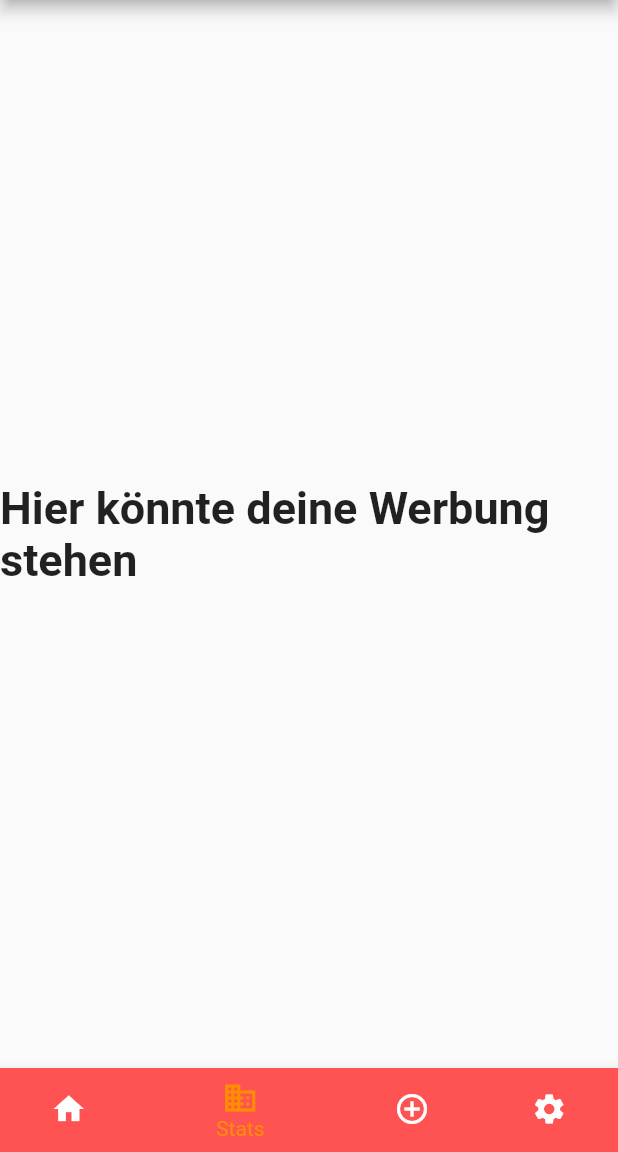
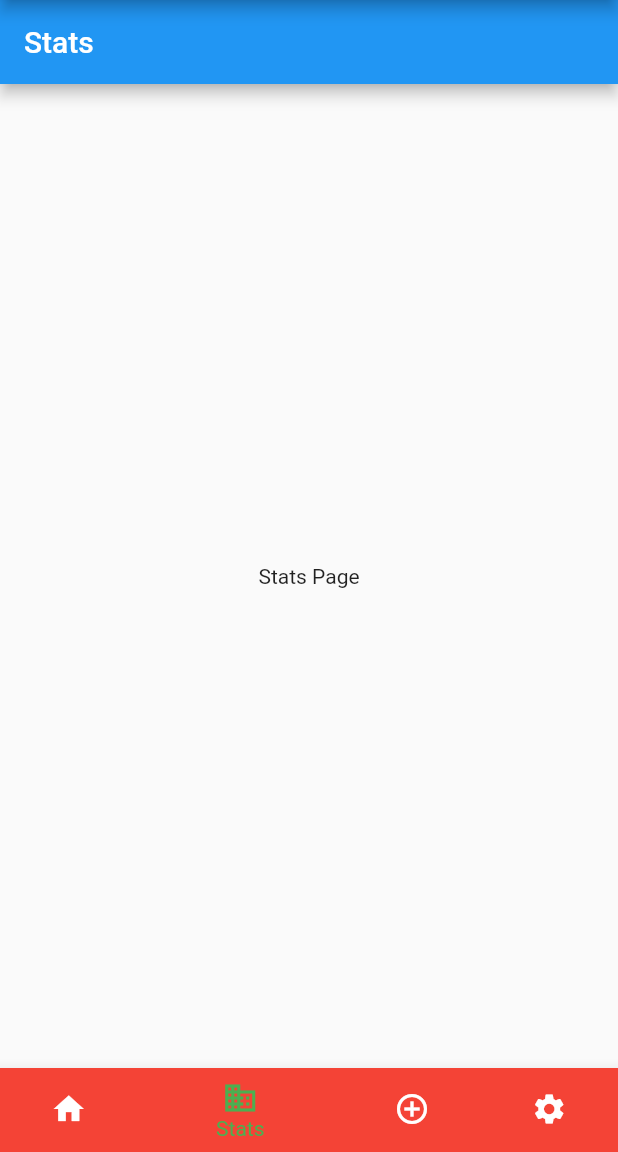
Before and after one commit to Teomen77/flutterApp, a Flutter app: the screen it shows after launch, item 2 of the bottom bar chosen, on a phone screen of 412 x 824 dp, the part 84-1236 px from its top. Run offline on Flutter 3.47's test engine with Material 2 defaults, Android fonts, the phone set to English and light mode, and no system bars.

Commit message:
bottom navigation bar consistent and you can navigate to each site using the bottom navigation bar

```diff
--- a/lib/Pages/home_page.dart
+++ b/lib/Pages/home_page.dart
@@ -1,36 +1,17 @@
 import 'package:flutter/material.dart';
+import 'package:applock/Pages/stats_page.dart';
+import 'package:applock/Pages/settings_page.dart';
+import 'package:applock/Pages/template_page.dart';
 
 class HomePage extends StatefulWidget {
   const HomePage({Key? key}) : super(key: key);
 
   @override
-  State<HomePage> createState() => _HomePageState();
+  _HomePageState createState() => _HomePageState();
 }
-
-
 
 class _HomePageState extends State<HomePage> {
   int _selectedIndex = 0;
-  static const TextStyle optionStyle =
-  TextStyle(fontSize: 30, fontWeight: FontWeight.bold);
-  static const List<Widget> _widgetOptions = <Widget>[
-    Text(
-      'Zuhause',
-      style: optionStyle,
-    ),
-    Text(
-      'Hier könnte deine Werbung stehen',
-      style: optionStyle,
-    ),
-    Text(
-      'Und noch mehr Werbung',
-      style: optionStyle,
-    ),
-    Text(
-      'Amogus',
-      style: optionStyle,
-    ),
-  ];
 
   void _onItemTapped(int index) {
     setState(() {
@@ -45,36 +26,52 @@ class _HomePageState extends State<HomePage> {
         title: const Text('Applock'),
         backgroundColor: Colors.red,
       ),
-      body: Center(
-        child: _widgetOptions.elementAt(_selectedIndex),
-      ),
+      body: _getPage(_selectedIndex),
       bottomNavigationBar: BottomNavigationBar(
+        onTap: _onItemTapped,
+        currentIndex: _selectedIndex,
         items: const <BottomNavigationBarItem>[
           BottomNavigationBarItem(
             icon: Icon(Icons.home),
+            backgroundColor: Colors.red,
             label: 'Home',
-            backgroundColor: Colors.red,
           ),
           BottomNavigationBarItem(
             icon: Icon(Icons.business),
+            backgroundColor: Colors.red,
             label: 'Stats',
-            backgroundColor: Colors.redAccent,
           ),
           BottomNavigationBarItem(
             icon: Icon(Icons.add_circle_outline),
+            backgroundColor: Colors.red,
             label: 'Template',
-            backgroundColor: Colors.deepOrange,
           ),
           BottomNavigationBarItem(
             icon: Icon(Icons.settings),
             label: 'Settings',
-            backgroundColor: Colors.deepOrangeAccent,
           ),
         ],
-        currentIndex: _selectedIndex,
-        selectedItemColor: Colors.amber[800],
-        onTap: _onItemTapped,
+        selectedItemColor: Colors.green,
       ),
     );
   }
+
+  Widget _getPage(int index) {
+    switch (index) {
+      case 0:
+        return Container(
+          child: const Center(
+            child: Text('Home Page'),
+          ),
+        );
+      case 1:
+        return const StatsPage();
+      case 2:
+        return const TemplatePage();
+      case 3:
+        return const SettingsPage();
+      default:
+        return Container();
+    }
+  }
 }
--- a/lib/Pages/stats_page.dart
+++ b/lib/Pages/stats_page.dart
@@ -1,15 +1,17 @@
 import 'package:flutter/material.dart';
 
-class StatistikPage extends StatefulWidget {
-  const StatistikPage({Key? key}) : super(key: key);
+class StatsPage extends StatelessWidget {
+  const StatsPage({Key? key}) : super(key: key);
 
   @override
-  State<StatistikPage> createState() => _StatistikPageState();
-}
-
-class _StatistikPageState extends State<StatistikPage> {
-  @override
   Widget build(BuildContext context) {
-    return const Scaffold();
+    return Scaffold(
+      appBar: AppBar(
+        title: const Text('Stats'),
+      ),
+      body: Center(
+        child: const Text('Stats Page'),
+      ),
+    );
   }
 }
--- a/lib/main.dart
+++ b/lib/main.dart
@@ -6,7 +6,7 @@ void main() => runApp(const MyApp());
 class MyApp extends StatelessWidget {
   const MyApp({super.key});
 
-  static const String _title = 'Applock';
+  static const String title = 'Applock';
 
   @override
   Widget build(BuildContext context) {
```
Also changed, not shown: lib/Pages/settings_page.dart (+9 -7 lines), lib/Pages/template_page.dart (+9 -7 lines).
